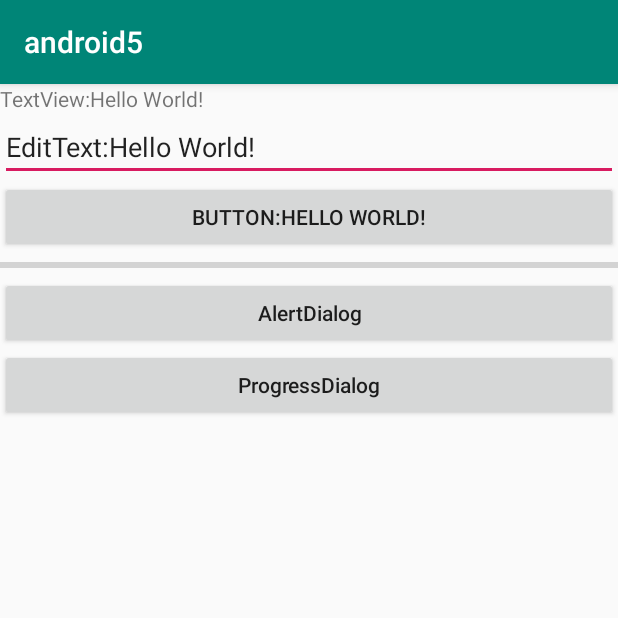
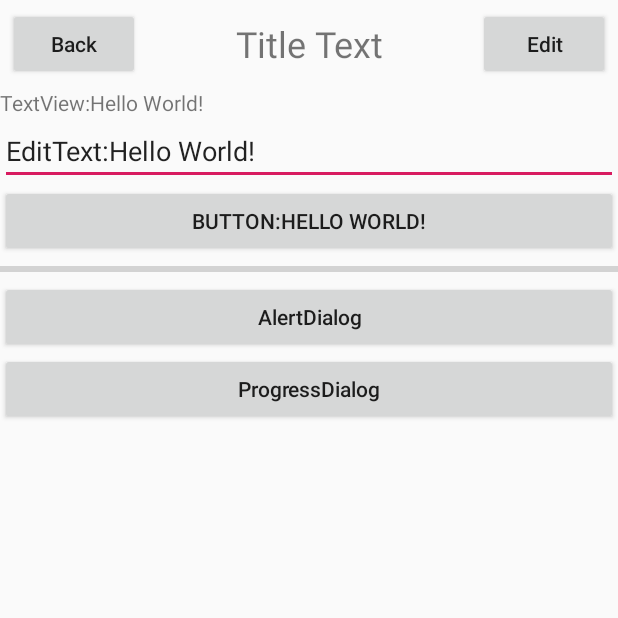
Before and after one commit to XiuyeXYE/AndroidUtil, an Android app: the ComponentsActivity screen opened directly, with no data from a screen before it, on a phone screen of 412 x 824 dp, the top half of it. Run offline under Robolectric (Android 15) with nearby library versions, the phone set to English and light mode, and no system bars; libraries missing offline, so code that uses them is left out: com.xiuye.util; 3 statements that could not run were skipped.

Commit message:
fix UIUtil log bug

```diff
--- a/app/src/main/java/com/xy/activity/ComponentsActivity.java
+++ b/app/src/main/java/com/xy/activity/ComponentsActivity.java
@@ -4,6 +4,7 @@ import android.app.ProgressDialog;
 import android.os.Bundle;
 import android.widget.ProgressBar;
 
+import androidx.appcompat.app.ActionBar;
 import androidx.appcompat.app.AlertDialog;
 import androidx.appcompat.app.AppCompatActivity;
 
@@ -16,6 +17,10 @@ public class ComponentsActivity extends AppCompatActivity {
     protected void onCreate(Bundle savedInstanceState) {
         super.onCreate(savedInstanceState);
         setContentView(R.layout.activity_conponents);
+        ActionBar actionBar = getSupportActionBar();
+        if (actionBar != null) {
+            actionBar.hide();
+        }
         findViewById(R.id.progressBar).setOnClickListener(v -> {
             if (v instanceof ProgressBar) {
                 ProgressBar p = XType.cast(v);
--- /dev/null
+++ b/app/src/main/java/com/xy/view/layout/TitleLayout.java
@@ -0,0 +1,31 @@
+package com.xy.view.layout;
+
+
+import android.app.Activity;
+import android.content.Context;
+import android.util.AttributeSet;
+import android.view.LayoutInflater;
+import android.widget.LinearLayout;
+
+import com.xiuye.util.cls.XType;
+import com.xy.activity.R;
+import com.xy.util.UIUtil;
+
+public class TitleLayout extends LinearLayout {
+    public TitleLayout(Context context, AttributeSet attrs) {
+        super(context, attrs);
+        LayoutInflater.from(context).inflate(R.layout.title, this);
+        findViewById(R.id.title_back).setOnClickListener(v -> {
+            UIUtil.log("Back prepared!");
+            Context ctx = getContext();
+            if (ctx instanceof Activity) {
+                Activity ac = XType.cast(ctx);
+                if (!ac.isFinishing())
+                    ac.finish();
+            }
+        });
+        findViewById(R.id.title_edit).setOnClickListener(v -> {
+            UIUtil.log("You clicked Edit button");
+        });
+    }
+}
--- a/app/src/main/res/layout/activity_conponents.xml
+++ b/app/src/main/res/layout/activity_conponents.xml
@@ -5,6 +5,20 @@
     android:layout_height="match_parent"
     android:orientation="vertical"
     tools:context=".ComponentsActivity">
+
+
+    <com.xy.view.layout.TitleLayout
+        android:layout_width="match_parent"
+        android:layout_height="wrap_content" />
+    <!--<LinearLayout
+        android:layout_width="match_parent"
+        android:layout_height="wrap_content"
+        android:orientation="horizontal"
+        >
+
+        <include layout="@layout/title"/>
+
+    </LinearLayout>-->
 
     <TextView
         android:id="@+id/textViewDemo"
--- /dev/null
+++ b/app/src/main/res/layout/title.xml
@@ -0,0 +1,34 @@
+<?xml version="1.0" encoding="utf-8"?>
+<LinearLayout xmlns:android="http://schemas.android.com/apk/res/android"
+    android:layout_width="match_parent"
+    android:layout_height="match_parent">
+
+    <Button
+        android:id="@+id/title_back"
+        android:layout_gravity="center"
+        android:layout_margin="5dp"
+        android:text="Back"
+        android:layout_width="wrap_content"
+        android:textAllCaps="false"
+        android:layout_height="wrap_content" />
+
+    <TextView
+        android:id="@+id/title_text"
+        android:layout_gravity="center"
+        android:layout_weight="1"
+        android:gravity="center"
+        android:textSize="24sp"
+        android:text="Title Text"
+        android:layout_width="0dp"
+        android:layout_height="wrap_content" />
+
+    <Button
+        android:id="@+id/title_edit"
+        android:layout_gravity="center"
+        android:layout_margin="5dp"
+        android:text="Edit"
+        android:textAllCaps="false"
+        android:layout_width="wrap_content"
+        android:layout_height="wrap_content" />
+
+</LinearLayout>
```
Also changed, not shown: app/src/main/java/com/xy/global/XYApplication.java (+8 -7 lines), app/src/main/java/com/xy/util/UIUtil.java (+9 -17 lines).
